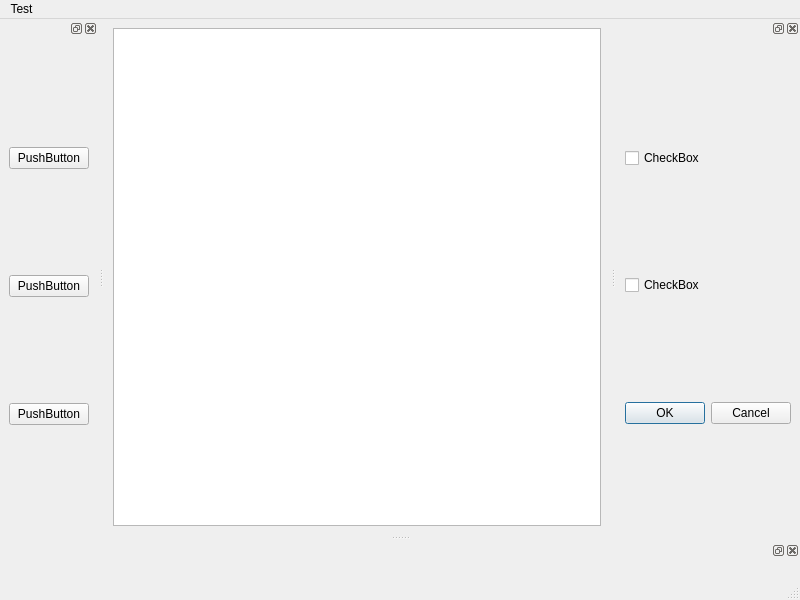
Old version of the form graffer2.ui in the repository dakoner/graffer2.
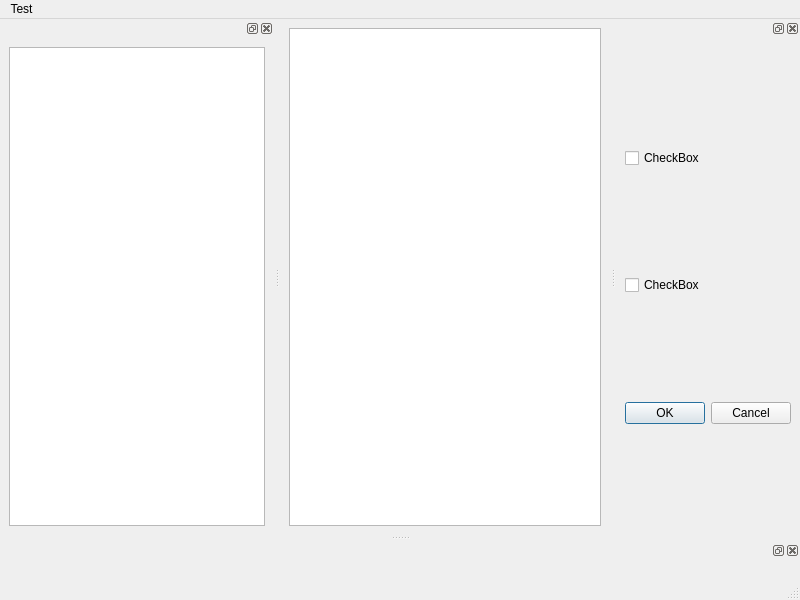
New version of the form.

Commit message: Add list view

```diff
--- a/graffer2.ui
+++ b/graffer2.ui
@@ -48,25 +48,7 @@
    <widget class="QWidget" name="dockWidgetContents">
     <layout class="QVBoxLayout" name="verticalLayout_3">
      <item>
-      <widget class="QPushButton" name="pushButton">
-       <property name="text">
-        <string>PushButton</string>
-       </property>
-      </widget>
-     </item>
-     <item>
-      <widget class="QPushButton" name="pushButton_2">
-       <property name="text">
-        <string>PushButton</string>
-       </property>
-      </widget>
-     </item>
-     <item>
-      <widget class="QPushButton" name="pushButton_3">
-       <property name="text">
-        <string>PushButton</string>
-       </property>
-      </widget>
+      <widget class="QListView" name="listView"/>
      </item>
     </layout>
    </widget>
```
The commit also changes 1 other file.
